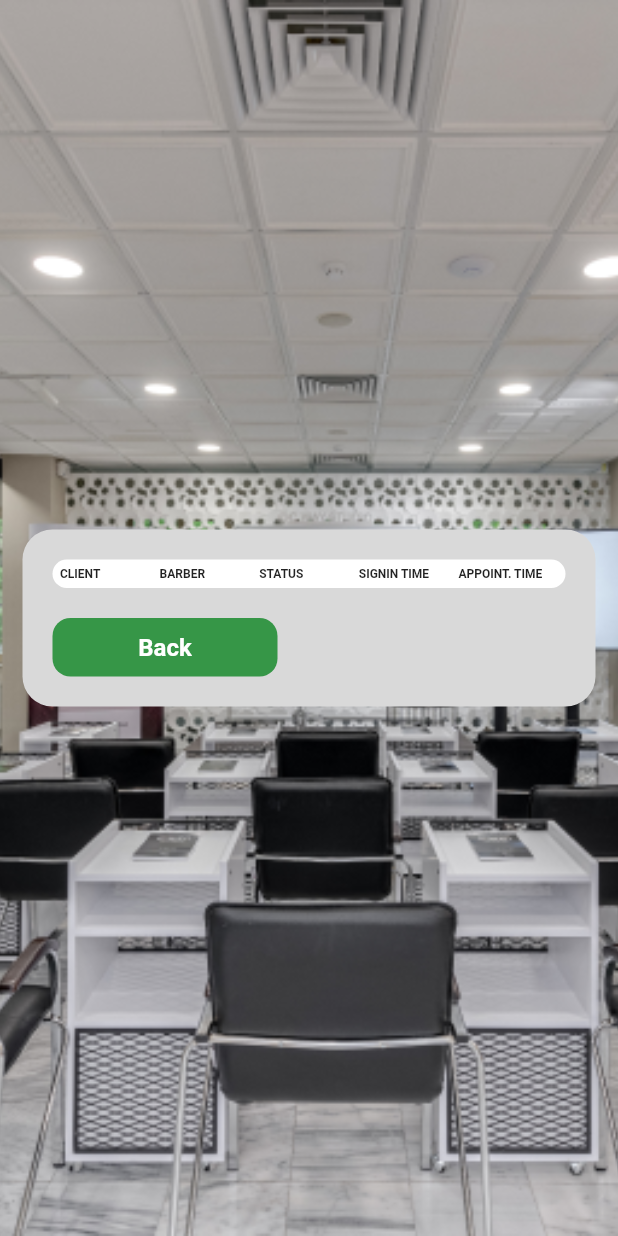
After one commit to dburch19142/MT-Chair-client, a Flutter app: the WaitingListScreen screen opened by its route, on a phone screen of 412 x 824 dp. The commit adds this screen. Run offline on Flutter 3.47's test engine with Material 3 defaults, Android fonts, the phone set to English and light mode, and no system bars; our stand-ins replace cloud_firestore, firebase_auth, firebase_core, firebase_storage, get, google_fonts and 3 more; accounts and stored records are empty; network calls fail.

Commit message:
Qeueu done

```diff
--- /dev/null
+++ b/lib/features/screens/new/queue.dart
@@ -0,0 +1,283 @@
+import 'package:clientapp/cores/constants/constants.dart';
+import 'package:clientapp/cores/services/database.dart';
+import 'package:clientapp/cores/shared/button.dart';
+import 'package:clientapp/cores/shared/colors.dart';
+import 'package:clientapp/cores/shared/size_boxes.dart';
+import 'package:clientapp/cores/shared/style.dart';
+import 'package:clientapp/router.dart';
+import 'package:cloud_firestore/cloud_firestore.dart';
+import 'package:flutter/material.dart';
+import 'package:get/get.dart';
+import 'package:hive/hive.dart';
+import 'package:intl/intl.dart';
+
+class WaitingListScreen extends StatefulWidget {
+  const WaitingListScreen({super.key});
+
+  @override
+  State<WaitingListScreen> createState() => _WaitingListScreenState();
+}
+
+class _WaitingListScreenState extends State<WaitingListScreen> {
+  @override
+  void initState() {
+    super.initState();
+  }
+
+  final f = DateFormat.jm();
+  @override
+  Widget build(BuildContext context) {
+    // String logo = Hive.box('empty').get('logo', defaultValue: '');
+    String bg = Hive.box('empty').get('bg', defaultValue: '');
+    return Scaffold(
+      body: LayoutBuilder(builder: (context, constraints) {
+        return Container(
+          width: width(context),
+          height: height(context),
+          padding: const EdgeInsets.all(15),
+          alignment: Alignment.center,
+          decoration: BoxDecoration(
+            image: bg == ''
+                ? const DecorationImage(
+                    image: AssetImage('assets/images/bg.png'),
+                    fit: BoxFit.cover,
+                  )
+                : DecorationImage(
+                    image: NetworkImage(bg),
+                    fit: BoxFit.cover,
+                  ),
+          ),
+          child: StreamBuilder<QuerySnapshot>(
+              stream: DatabaseService().getQueue(),
+              builder: (context, snapshot) {
+                if (!snapshot.hasData) {
+                  return const Center(
+                    child: Text('No data available'),
+                  );
+                }
+                if (snapshot.connectionState == ConnectionState.waiting) {
+                  return const Center(
+                    child: SizedBox(
+                      width: 20,
+                      height: 20,
+                      child: CircularProgressIndicator(
+                        color: red,
+                      ),
+                    ),
+                  );
+                }
+                return SingleChildScrollView(
+                  child: Column(
+                    mainAxisAlignment: MainAxisAlignment.center,
+                    children: [
+                      Container(
+                          padding: const EdgeInsets.all(20),
+                          width: width(context),
+                          decoration: BoxDecoration(
+                              color: const Color(0xffD9D9D9),
+                              borderRadius: BorderRadius.circular(20)),
+                          child: Column(
+                            children: [
+                              Container(
+                                padding: const EdgeInsets.all(5),
+                                decoration: BoxDecoration(
+                                  color: white,
+                                  borderRadius: BorderRadius.circular(10),
+                                ),
+                                child: Column(
+                                  crossAxisAlignment: CrossAxisAlignment.start,
+                                  children: [
+                                    Row(
+                                      mainAxisAlignment:
+                                          MainAxisAlignment.spaceBetween,
+                                      children: [
+                                        Expanded(
+                                          child: Text(
+                                            'CLIENT',
+                                            style: textStyle12.copyWith(
+                                              fontWeight: FontWeight.bold,
+                                              fontSize:
+                                                  constraints.maxWidth <= 768
+                                                      ? 8
+                                                      : 12,
+                                            ),
+                                          ),
+                                        ),
+                                        Expanded(
+                                          child: Text(
+                                            'BARBER',
+                                            style: textStyle12.copyWith(
+                                              fontWeight: FontWeight.bold,
+                                              fontSize:
+                                                  constraints.maxWidth <= 768
+                                                      ? 8
+                                                      : 12,
+                                            ),
+                                          ),
+                                        ),
+                                        Expanded(
+                                          child: Text(
+                                            'STATUS',
+                                            style: textStyle12.copyWith(
+                                              fontWeight: FontWeight.bold,
+                                              fontSize:
+                                                  constraints.maxWidth <= 768
+                                                      ? 8
+                                                      : 12,
+                                            ),
+                                          ),
+                                        ),
+                                        Expanded(
+                                          child: Text(
+                                            'SIGNIN TIME',
+                                            style: textStyle12.copyWith(
+                                              fontWeight: FontWeight.bold,
+                                              fontSize:
+                                                  constraints.maxWidth <= 768
+                                                      ? 8
+                                                      : 12,
+                                            ),
+                                          ),
+                                        ),
+                                        Expanded(
+                                          child: Text(
+                                            'APPOINT. TIME',
+                                            style: textStyle12.copyWith(
+                                              fontWeight: FontWeight.bold,
+                                              fontSize:
+                                                  constraints.maxWidth <= 768
+                                                      ? 8
+                                                      : 12,
+                                            ),
+                                          ),
+                                        ),
+                                      ],
+                                    ),
+                                    ListView.separated(
+                                      shrinkWrap: true,
+                                      physics:
+                                          const NeverScrollableScrollPhysics(),
+                                      itemBuilder: (context, index) {
+                                        var data = snapshot.data!.docs;
+                                        Timestamp timestamp =
+                                            data[index]['appointmentDate'];
+                                        int time =
+                                            timestamp.millisecondsSinceEpoch;
+                                        var date =
+                                            DateTime.fromMillisecondsSinceEpoch(
+                                                time);
+                                        var dateformat = f.format(date);
+                                        return Container(
+                                          child: Row(
+                                            mainAxisAlignment:
+                                                MainAxisAlignment.spaceBetween,
+                                            children: [
+                                              Expanded(
+                                                child: Text(
+                                                  data[index]['clientName'],
+                                                  style: textStyle12.copyWith(
+                                                    fontSize:
+                                                        constraints.maxWidth <=
+                                                                768
+                                                            ? 8
+                                                            : 12,
+                                                  ),
+                                                ),
+                                              ),
+                                              Expanded(
+                                                child: Text(
+                                                  data[index]['barberName'],
+                                                  style: textStyle12.copyWith(
+                                                    fontSize:
+                                                        constraints.maxWidth <=
+                                                                768
+                                                            ? 8
+                                                            : 12,
+                                                  ),
+                                                ),
+                                              ),
+                                              Expanded(
+                                                child: Text(
+                                                  data[index]['type'],
+                                                  overflow:
+                                                      TextOverflow.ellipsis,
+                                                  style: textStyle12.copyWith(
+                                                    fontSize:
+                                                        constraints.maxWidth <=
+                                                                768
+                                                            ? 8
+                                                            : 12,
+                                                  ),
+                                                ),
+                                              ),
+                                              Expanded(
+                                                child: Text(
+                                                  dateformat,
+                                                  style: textStyle12.copyWith(
+                                                    fontSize:
+                                                        constraints.maxWidth <=
+                                                                768
+                                                            ? 8
+                                                            : 12,
+                                                  ),
+                                                ),
+                                              ),
+                                              Expanded(
+                                                child: Text(
+                                                  data[index]['appointmentTime'] ==
+                                                          '00pm'
+                                                      ? ''
+                                                      : data[index]
+                                                          ['appointmentTime'],
+                                                  style: textStyle12.copyWith(
+                                                    fontSize:
+                                                        constraints.maxWidth <=
+                                                                768
+                                                            ? 8
+                                                            : 12,
+                                                  ),
+                                                ),
+                                              ),
+                                            ],
+                                          ),
+                                        );
+                                      },
+                                      separatorBuilder: (context, index) =>
+                                          const SizedBoxH10(),
+                                      itemCount: snapshot.data!.docs.length,
+                                    )
+                                  ],
+                                ),
+                              ),
+                              const SizedBoxH20(),
+                              Row(
+                                mainAxisAlignment:
+                                    MainAxisAlignment.spaceBetween,
+                                children: [
+                                  SizedBox(
+                                    width: 150,
+                                    child: CustomButton(
+                                      onPressed: () {
+                                        Get.toNamed(AppPages.mainPage);
+                                      },
+                                      text: 'Back',
+                                      textColor: white,
+                                      bgColor: green,
+                                    ),
+                                  ),
+                                  const SizedBox(
+                                    width: 150,
+                                  ),
+                                ],
+                              ),
+                            ],
+                          )),
+                    ],
+                  ),
+                );
+              }),
+        );
+      }),
+    );
+  }
+}
--- a/lib/router.dart
+++ b/lib/router.dart
@@ -1,6 +1,7 @@
 import 'package:clientapp/features/screens/new/home.dart';
 import 'package:clientapp/features/screens/new/hours.dart';
 import 'package:clientapp/features/screens/new/main_page.dart';
+import 'package:clientapp/features/screens/new/queue.dart';
 import 'package:clientapp/features/screens/new/services.dart';
 import 'package:clientapp/features/screens/new/splash.dart';
 import 'package:get/get.dart';
@@ -11,6 +12,7 @@ class AppPages {
   static String mainPage = '/main_page';
   static String services = '/services';
   static String hours = '/hours';
+  static String queue = '/queue';
 }
 
 final appRouter = [
@@ -34,4 +36,8 @@ final appRouter = [
     name: AppPages.hours,
     page: () => const HoursScreen(),
   ),
+    GetPage(
+    name: AppPages.queue,
+    page: () => const WaitingListScreen(),
+  ),
 ];
```
Also changed, not shown: lib/features/screens/new/main_page.dart (+9 -0 lines).
